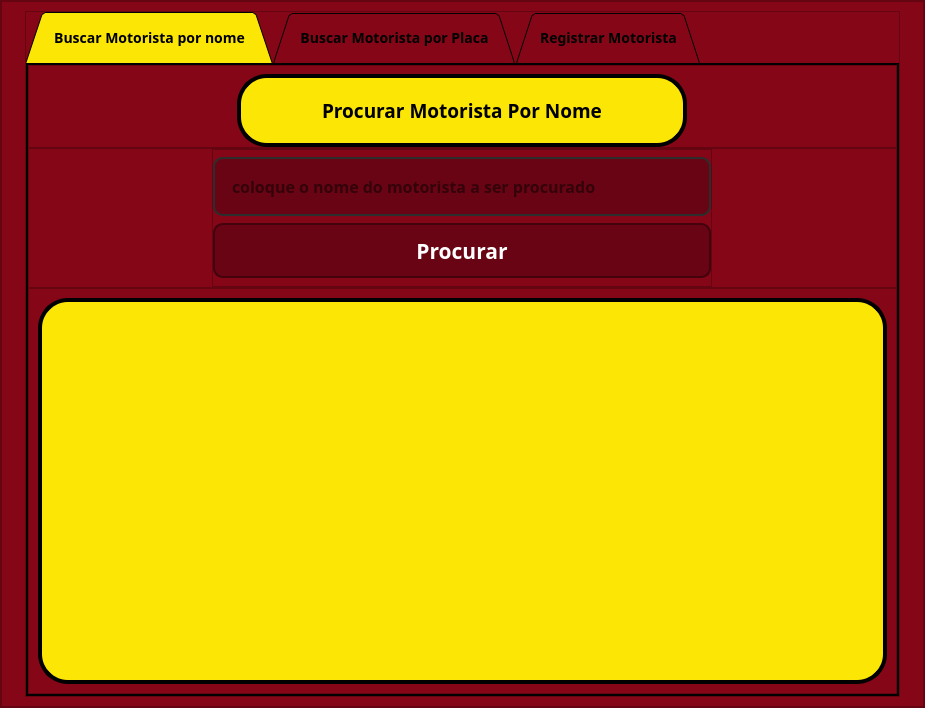
AlissonTxD/Gerenciador_de_Motoristas_MVC_PYQT, file src/views/gui_main.ui: the form before one commit.
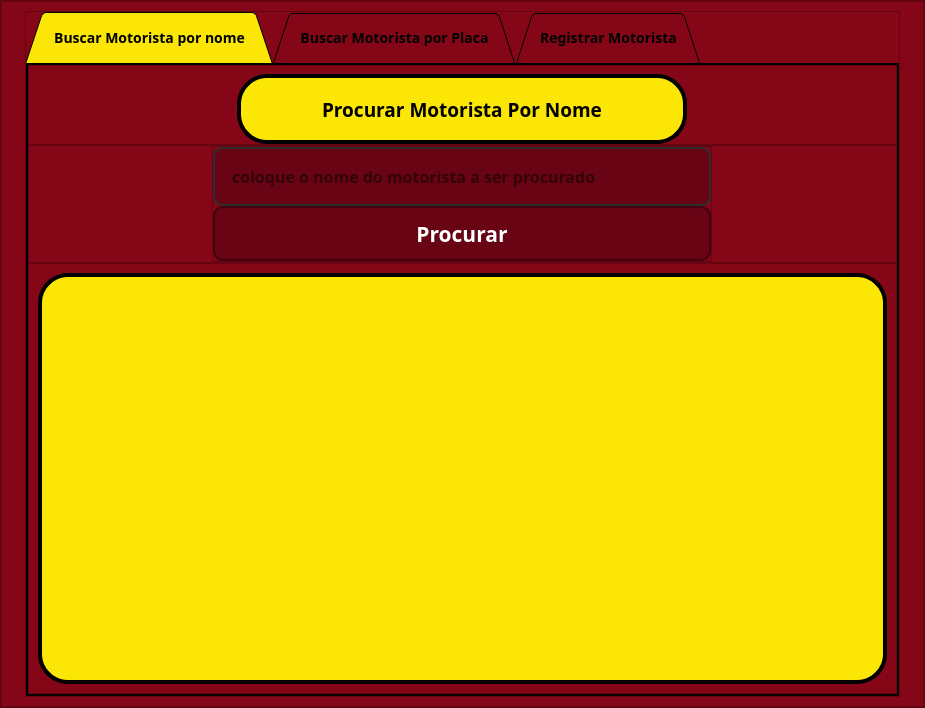
The form after the commit. The open tabs and pages were chosen to show the change. Icons and pictures are not drawn.

```diff
--- a/src/views/gui_main.ui
+++ b/src/views/gui_main.ui
@@ -203,10 +203,16 @@
                  </property>
                  <item>
                   <widget class="QFrame" name="frame_6">
+                   <property name="minimumSize">
+                    <size>
+                     <width>0</width>
+                     <height>80</height>
+                    </size>
+                   </property>
                    <property name="maximumSize">
                     <size>
                      <width>16777215</width>
-                     <height>83</height>
+                     <height>80</height>
                     </size>
                    </property>
                    <property name="styleSheet">
@@ -435,26 +441,41 @@
                    </property>
                    <layout class="QVBoxLayout" name="verticalLayout_5">
                     <item>
-                     <widget class="QLabel" name="label_name">
+                     <widget class="QTextEdit" name="textEdit_name">
+                      <property name="maximumSize">
+                       <size>
+                        <width>16777215</width>
+                        <height>16777215</height>
+                       </size>
+                      </property>
                       <property name="font">
                        <font>
                         <family>Arial Black</family>
-                        <pointsize>14</pointsize>
+                        <pointsize>16</pointsize>
                         <weight>75</weight>
                         <bold>true</bold>
                        </font>
                       </property>
                       <property name="styleSheet">
-                       <string notr="true">background-color: rgb(252, 230, 5);
-border: 4px solid rgb(0, 0, 0);
-border-radius: 30px;
-color: rgb(0, 0, 0);</string>
+                       <string notr="true">QTextEdit {
+    text-align: center; /* Centraliza horizontalmente */
+    padding-top: 30%; /* Ajusta o padding para centralizar verticalmente */
+	background-color: rgb(252, 230, 5);
+	border: 4px solid rgb(0, 0, 0);
+	border-radius: 30px;
+	color: rgb(0, 0, 0);
+}
+</string>
                       </property>
-                      <property name="text">
-                       <string>&lt;html&gt;&lt;head/&gt;&lt;body&gt;&lt;p&gt;&lt;br/&gt;&lt;/p&gt;&lt;p&gt;&lt;br/&gt;&lt;/p&gt;&lt;/body&gt;&lt;/html&gt;</string>
+                      <property name="readOnly">
+                       <bool>true</bool>
                       </property>
-                      <property name="alignment">
-                       <set>Qt::AlignCenter</set>
+                      <property name="html">
+                       <string>&lt;!DOCTYPE HTML PUBLIC &quot;-//W3C//DTD HTML 4.0//EN&quot; &quot;http://www.w3.org/TR/REC-html40/strict.dtd&quot;&gt;
+&lt;html&gt;&lt;head&gt;&lt;meta name=&quot;qrichtext&quot; content=&quot;1&quot; /&gt;&lt;style type=&quot;text/css&quot;&gt;
+p, li { white-space: pre-wrap; }
+&lt;/style&gt;&lt;/head&gt;&lt;body style=&quot; font-family:'Arial Black'; font-size:16pt; font-weight:600; font-style:normal;&quot;&gt;
+&lt;p align=&quot;center&quot; style=&quot;-qt-paragraph-type:empty; margin-top:0px; margin-bottom:0px; margin-left:0px; margin-right:0px; -qt-block-indent:0; text-indent:0px;&quot;&gt;&lt;br /&gt;&lt;/p&gt;&lt;/body&gt;&lt;/html&gt;</string>
                       </property>
                      </widget>
                     </item>
```
Left out of the diff: 43 changed lines with no effect on the pictures.
